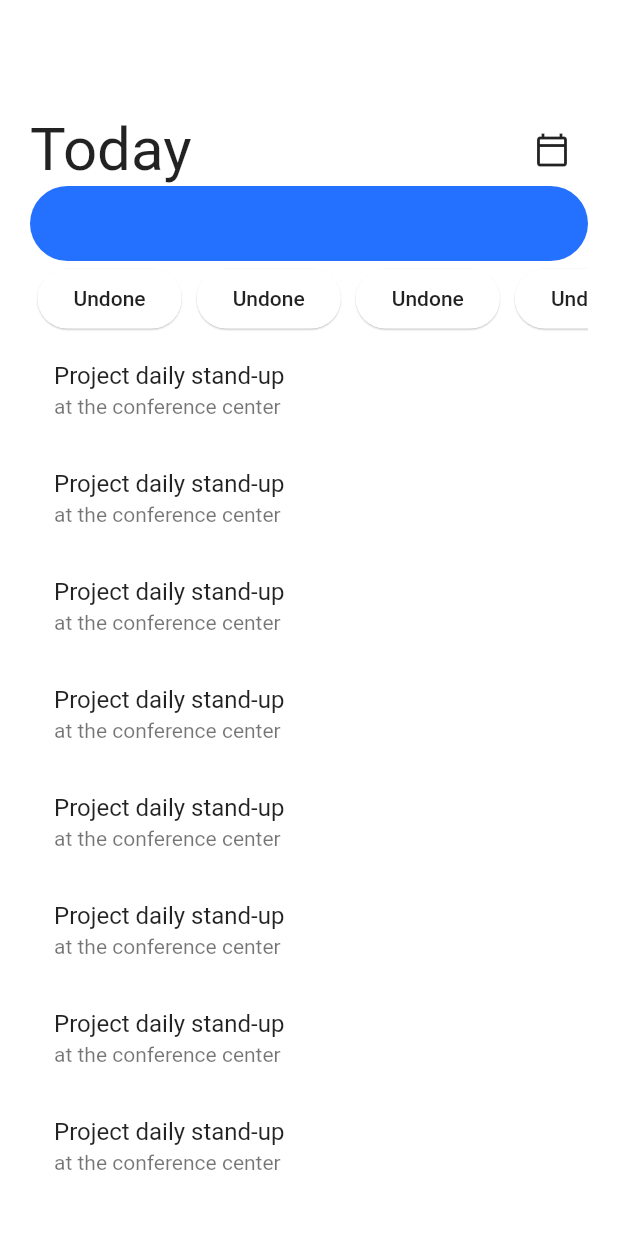
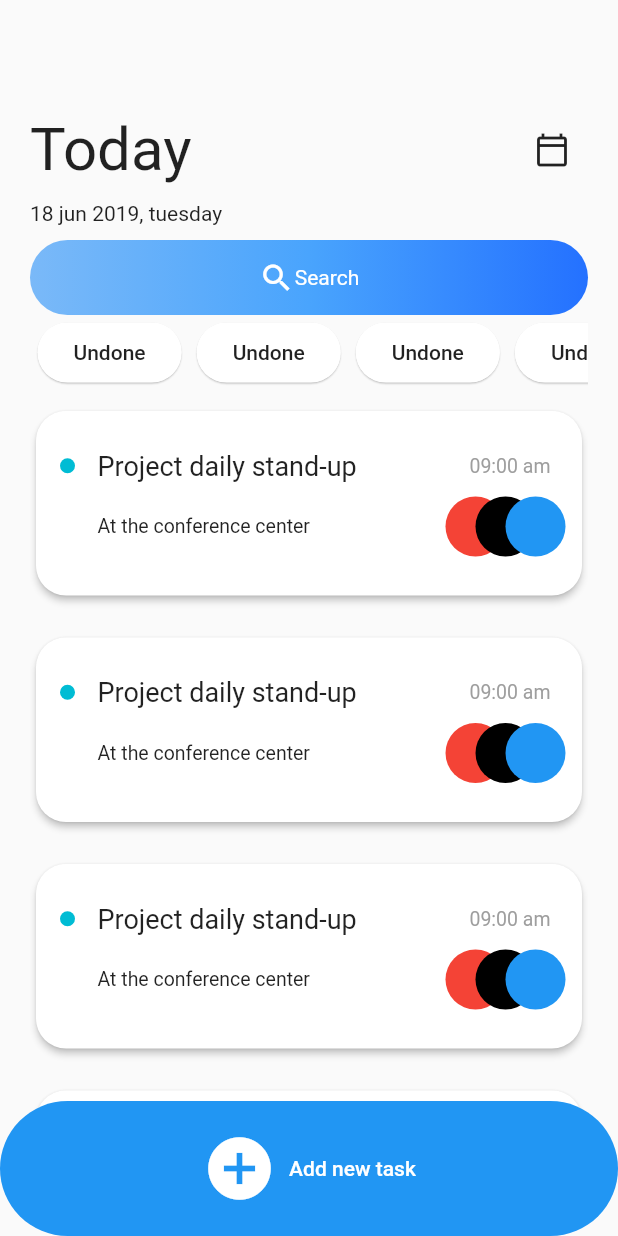
Before and after one commit to igorsd829/to-do-meet-git, a Flutter app: the screen it shows after launch, on a phone screen of 412 x 824 dp. Run offline on Flutter 3.47's test engine with Material 2 defaults, Android fonts, the phone set to English and light mode, and no system bars.

Commit message:
news cards tasks

```diff
--- a/lib/src/features/home/presenter/screens/home_page.dart
+++ b/lib/src/features/home/presenter/screens/home_page.dart
@@ -1,14 +1,20 @@
 import 'package:flutter/material.dart';
+import '../widgets/card_custom_widget.dart';
 
-class HomeScreen extends StatelessWidget {
+class HomeScreen extends StatefulWidget {
   const HomeScreen({super.key});
 
   @override
+  State<HomeScreen> createState() => _HomeScreenState();
+}
+
+class _HomeScreenState extends State<HomeScreen> {
+  bool open = false;
+  @override
   Widget build(BuildContext context) {
     return Scaffold(
-      backgroundColor: Colors.white,
       appBar: AppBar(
-        backgroundColor: Colors.white,
+        backgroundColor: Colors.transparent,
         elevation: 0,
       ),
       body: Padding(
@@ -24,20 +30,44 @@ class HomeScreen extends StatelessWidget {
                 ),
                 const Expanded(child: SizedBox()),
                 IconButton(
-                    onPressed: () {}, icon: Icon(Icons.calendar_today_outlined))
+                    onPressed: () {
+                      setState(() {
+                        open = !open;
+                      });
+                    },
+                    icon: const Icon(Icons.calendar_today_outlined))
               ],
+            ),
+            const Padding(
+              padding: EdgeInsets.symmetric(vertical: 10),
+              child: Text(
+                '18 jun 2019, tuesday',
+                style: TextStyle(fontSize: 14),
+              ),
             ),
             Container(
               decoration: BoxDecoration(
-                  color: Color(0xff2471ff),
+                  gradient: const LinearGradient(
+                      begin: Alignment.centerLeft,
+                      end: Alignment.centerRight,
+                      colors: <Color>[
+                        Color.fromARGB(255, 122, 185, 248),
+                        Color(0xff49A4FD),
+                        Color(0xff2471ff)
+                      ]),
                   borderRadius: BorderRadius.circular(30)),
               height: 50,
               width: double.infinity,
+              child: Row(
+                  mainAxisAlignment: MainAxisAlignment.center,
+                  children: const [
+                    Icon(Icons.search, color: Colors.white),
+                    Text('Search', style: TextStyle(color: Colors.white))
+                  ]),
             ),
-            Container(
+            SizedBox(
               height: 50,
               width: double.infinity,
-              color: Colors.white,
               child: ListView.builder(
                 scrollDirection: Axis.horizontal,
                 itemCount: 10,
@@ -62,9 +92,14 @@ class HomeScreen extends StatelessWidget {
                 child: ListView.builder(
                   itemCount: 20,
                   itemBuilder: (context, index) {
-                    return const ListTile(
-                      title: Text('Project daily stand-up'),
-                      subtitle: Text('at the conference center'),
+                    return const Padding(
+                      padding: EdgeInsets.symmetric(vertical: 10),
+                      child: CardCustomWidget(
+                        title: 'Project daily stand-up',
+                        subtitle: 'At the conference center',
+                        color: Colors.cyan,
+                        hour: '09:00 am',
+                      ),
                     );
                   },
                 ),
@@ -73,6 +108,43 @@ class HomeScreen extends StatelessWidget {
           ],
         ),
       ),
+      floatingActionButton: AnimatedContainer(
+          padding: const EdgeInsets.all(0),
+          decoration: BoxDecoration(
+              color: Colors.blue,
+              borderRadius: BorderRadius.only(
+                  bottomLeft: open ? Radius.circular(0) : Radius.circular(60),
+                  bottomRight: open ? Radius.circular(0) : Radius.circular(60),
+                  topLeft: Radius.circular(60),
+                  topRight: Radius.circular(60))),
+          duration: const Duration(milliseconds: 200),
+          height: open ? 600 : 90,
+          width: double.infinity,
+          child: !open
+              ? TextButton.icon(
+                  onPressed: () {
+                    setState(() {
+                      open = !open;
+                    });
+                  },
+                  icon: const Icon(
+                    Icons.add_circle,
+                    size: 50,
+                    color: Colors.white,
+                  ),
+                  label: const Text(
+                    'Add new task',
+                    style: TextStyle(color: Colors.white),
+                  ),
+                )
+              : Column(
+                  children: [
+                    Text('data'),
+                    Text('data'),
+                    Text('data'),
+                  ],
+                )),
+      floatingActionButtonLocation: FloatingActionButtonLocation.centerDocked,
     );
   }
 }
--- /dev/null
+++ b/lib/src/features/home/presenter/widgets/card_custom_widget.dart
@@ -0,0 +1,104 @@
+import 'package:flutter/material.dart';
+
+class CardCustomWidget extends StatelessWidget {
+  final String title;
+  final String subtitle;
+  final Color? color;
+  final String hour;
+
+  const CardCustomWidget(
+      {required this.color,
+      required this.hour,
+      required this.title,
+      required this.subtitle,
+      super.key});
+
+  @override
+  Widget build(BuildContext context) {
+    return Card(
+      color: Colors.white,
+      elevation: 2,
+      borderOnForeground: true,
+      shape: RoundedRectangleBorder(
+        borderRadius: BorderRadius.circular(20),
+      ),
+      child: Padding(
+        padding: const EdgeInsets.symmetric(horizontal: 10, vertical: 20),
+        child: SizedBox(
+            width: double.infinity,
+            child: Padding(
+              padding: const EdgeInsets.symmetric(vertical: 6, horizontal: 6),
+              child: Column(
+                children: [
+                  Row(
+                    children: [
+                      Container(
+                        height: 10,
+                        width: 10,
+                        decoration:
+                            BoxDecoration(shape: BoxShape.circle, color: color),
+                      ),
+                      const SizedBox(
+                        width: 15,
+                      ),
+                      Text(
+                        title,
+                        style: const TextStyle(fontSize: 18),
+                      ),
+                      const Expanded(child: SizedBox()),
+                      Padding(
+                        padding: const EdgeInsets.symmetric(horizontal: 5),
+                        child: Text(
+                          hour,
+                          style:
+                              const TextStyle(color: Colors.grey, fontSize: 13),
+                        ),
+                      ),
+                    ],
+                  ),
+                  const SizedBox(
+                    height: 10,
+                  ),
+                  Row(
+                    children: [
+                      const SizedBox(
+                        height: 10,
+                        width: 10,
+                      ),
+                      const SizedBox(
+                        width: 15,
+                      ),
+                      Text(
+                        subtitle,
+                        style: const TextStyle(fontSize: 13),
+                      ),
+                      const Expanded(child: SizedBox()),
+                      Padding(
+                        padding: const EdgeInsets.symmetric(horizontal: 5),
+                        child: Row(
+                          children: const [
+                            Align(
+                              widthFactor: 0.5,
+                              child: CircleAvatar(backgroundColor: Colors.red),
+                            ),
+                            Align(
+                              widthFactor: 0.5,
+                              child:
+                                  CircleAvatar(backgroundColor: Colors.black),
+                            ),
+                            Align(
+                              widthFactor: 0.5,
+                              child: CircleAvatar(backgroundColor: Colors.blue),
+                            ),
+                          ],
+                        ),
+                      )
+                    ],
+                  ),
+                ],
+              ),
+            )),
+      ),
+    );
+  }
+}
```
Also changed, not shown: lib/src/features/home/presenter/screens/new_task.dart (added).
